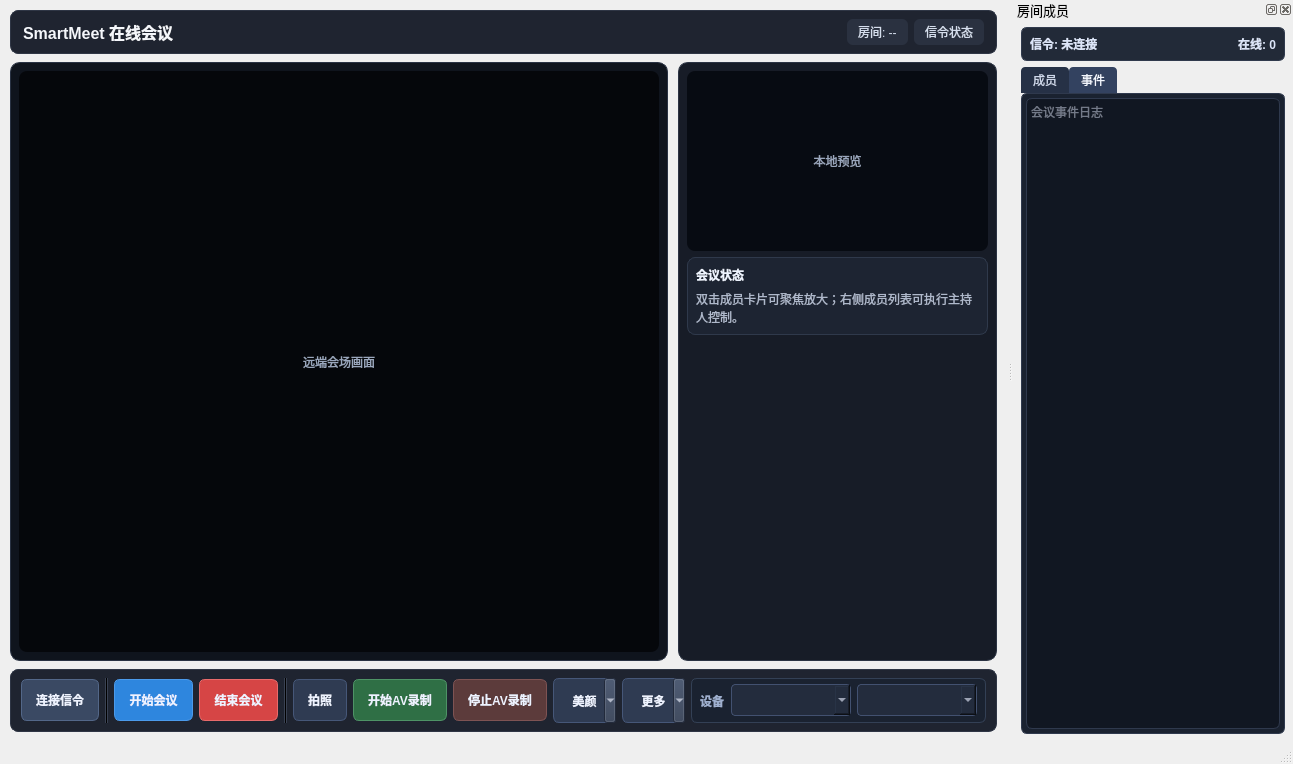
The window that mainwindow.ui (Avenger173/ITelMeeting) describes before a commit, drawn with Qt 5.
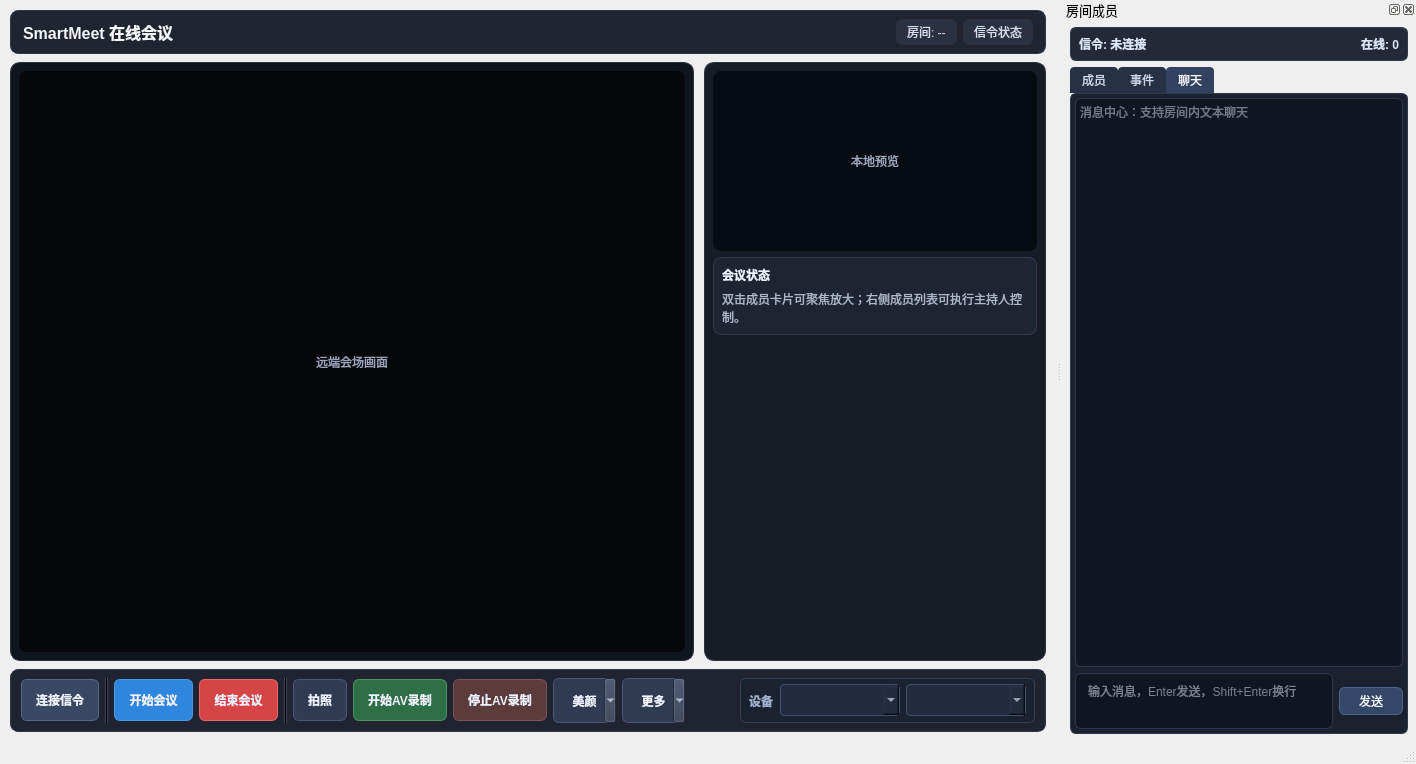
The same window after the commit. The open tabs and pages were chosen to show the change.

Commit message: feat(第三模块):会议房间聊天功能

```diff
--- a/mainwindow.ui
+++ b/mainwindow.ui
@@ -6,7 +6,7 @@
    <rect>
     <x>0</x>
     <y>0</y>
-    <width>1285</width>
+    <width>1416</width>
     <height>764</height>
    </rect>
   </property>
@@ -417,7 +417,7 @@
              <property name="minimumSize">
               <size>
                <width>120</width>
-               <height>0</height>
+              <height>32</height>
               </size>
              </property>
             </widget>
@@ -427,7 +427,7 @@
              <property name="minimumSize">
               <size>
                <width>120</width>
-               <height>0</height>
+              <height>32</height>
               </size>
              </property>
             </widget>
@@ -455,7 +455,12 @@
 QTabWidget::pane{border:1px solid #2f394d;border-radius:6px;background:#1a2230;}
 QTabBar::tab{background:#263146;color:#ced8eb;padding:6px 12px;border-top-left-radius:4px;border-top-right-radius:4px;}
 QTabBar::tab:selected{background:#334260;color:#f3f7ff;}
-QPlainTextEdit#roomEventLog{background:#111722;border:1px solid #2f394d;border-radius:6px;color:#d6deef;}</string>
+QPlainTextEdit#roomEventLog,QPlainTextEdit#chatMessageLog{background:#111722;border:1px solid #2f394d;border-radius:6px;color:#d6deef;}
+QTextEdit#chatInputEdit{background:#0f1622;border:1px solid #2f394d;border-radius:6px;color:#e7eefb;padding:4px 8px;}
+QTextEdit#chatInputEdit:focus{border:1px solid #4b628c;}
+QPushButton#sendChatButton{background:#344766;color:#f3f7ff;border:1px solid #4e648c;border-radius:6px;padding:4px 12px;}
+QPushButton#sendChatButton:hover{background:#3b5275;}
+QPushButton#sendChatButton:pressed{background:#2e425f;}</string>
    </property>
    <property name="windowTitle">
     <string>房间成员</string>
@@ -588,6 +593,83 @@
          </item>
         </layout>
        </widget>
+       <widget class="QWidget" name="chatTab">
+        <attribute name="title">
+         <string>聊天</string>
+        </attribute>
+        <layout class="QVBoxLayout" name="chatTabLayout">
+         <property name="leftMargin">
+          <number>4</number>
+         </property>
+         <property name="topMargin">
+          <number>4</number>
+         </property>
+         <property name="rightMargin">
+          <number>4</number>
+         </property>
+         <property name="bottomMargin">
+          <number>4</number>
+         </property>
+         <item>
+          <widget class="QPlainTextEdit" name="chatMessageLog">
+           <property name="readOnly">
+            <bool>true</bool>
+           </property>
+           <property name="maximumBlockCount">
+            <number>1000</number>
+           </property>
+           <property name="placeholderText">
+            <string>消息中心：支持房间内文本聊天</string>
+           </property>
+          </widget>
+         </item>
+         <item>
+          <layout class="QHBoxLayout" name="chatInputLayout">
+           <property name="spacing">
+            <number>6</number>
+           </property>
+           <item>
+            <widget class="QTextEdit" name="chatInputEdit">
+             <property name="minimumSize">
+              <size>
+               <width>0</width>
+               <height>56</height>
+              </size>
+             </property>
+             <property name="maximumSize">
+              <size>
+               <width>16777215</width>
+               <height>56</height>
+              </size>
+             </property>
+             <property name="placeholderText">
+              <string>输入消息，Enter发送，Shift+Enter换行</string>
+             </property>
+             <property name="acceptRichText">
+              <bool>false</bool>
+             </property>
+             <property name="tabChangesFocus">
+              <bool>false</bool>
+             </property>
+            </widget>
+           </item>
+           <item>
+            <widget class="QPushButton" name="sendChatButton">
+             <property name="minimumSize">
+              <size>
+               <width>64</width>
+               <height>0</height>
+              </size>
+             </property>
+             <property name="text">
+              <string>发送</string>
+             </property>
+            </widget>
+           </item>
+          </layout>
+         </item>
+        </layout>
+       </widget>
       </widget>
      </item>
     </layout>
```
Left out of the diff: 10 changed lines with no effect on the pictures. Lines whose indentation alone changed are shown as unchanged. The commit also changes 3 other files.
